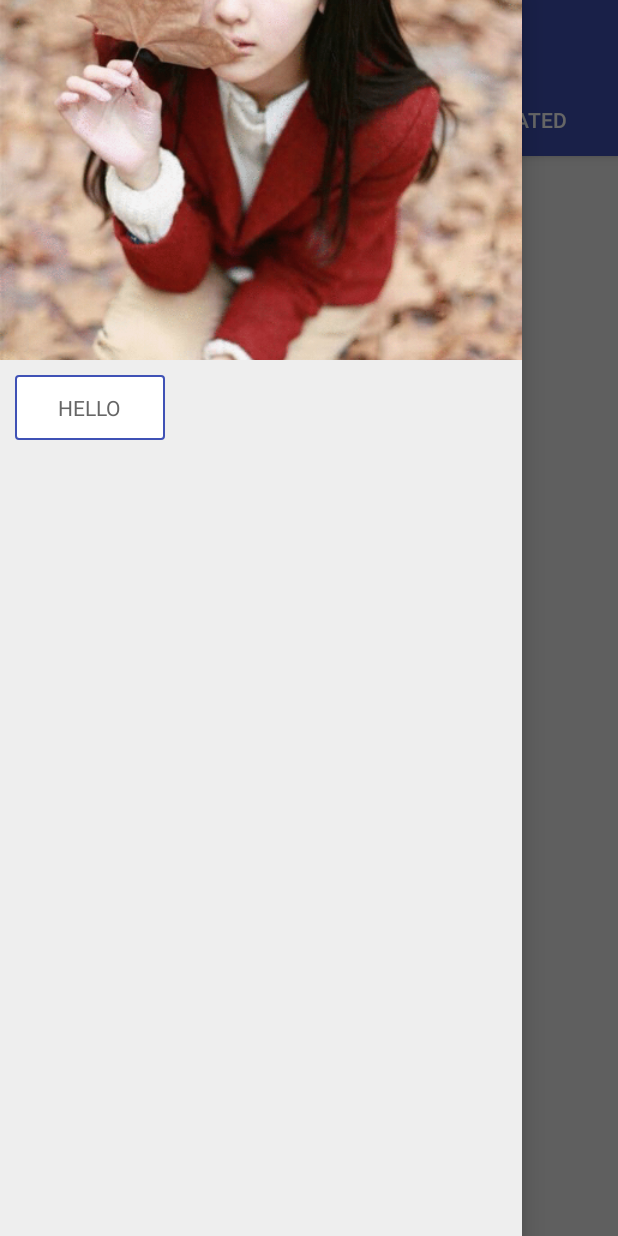
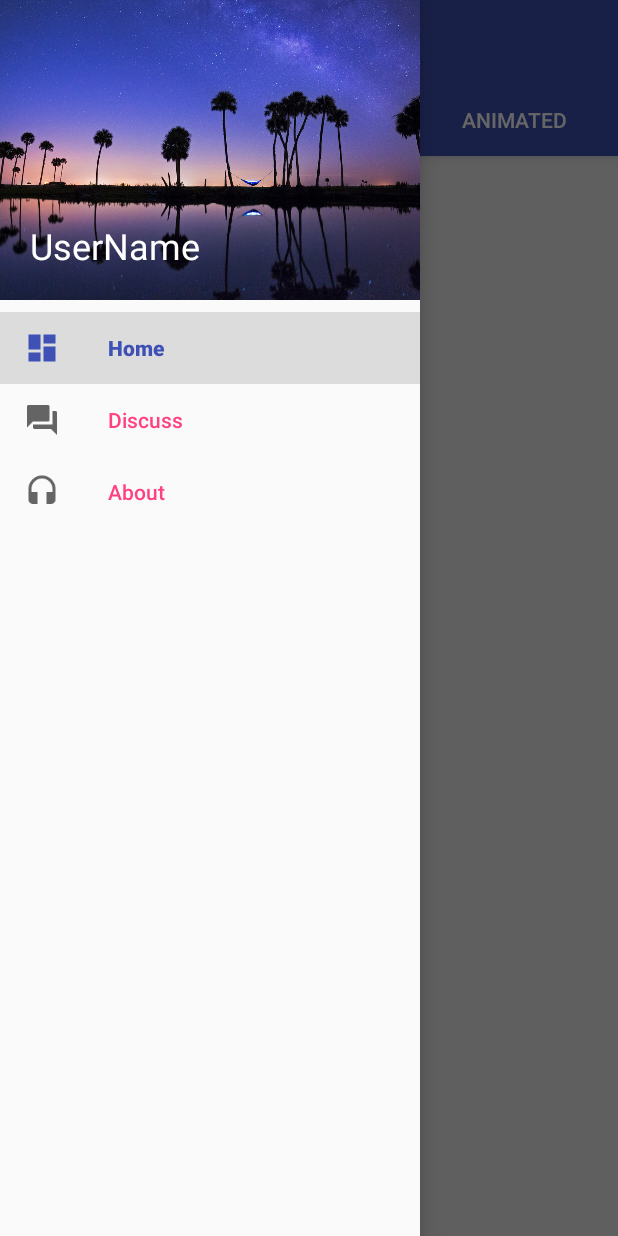
Before and after one commit to andy-yyyy/Dribbble, an Android app: the screen it shows after launch (MainActivity), with the side drawer open, on a phone screen of 412 x 824 dp. Run offline under Robolectric (Android 15) with nearby library versions, the phone set to English and light mode, and no system bars; pictures from the network do not load; 1 statement that could not run was skipped.

Commit message:
首页抽屉布局

```diff
--- a/app/src/main/java/com/andy/dribbble/MainActivity.java
+++ b/app/src/main/java/com/andy/dribbble/MainActivity.java
@@ -1,8 +1,9 @@
 package com.andy.dribbble;
 
-import android.content.Intent;
 import android.graphics.Color;
 import android.os.Bundle;
+import android.support.annotation.NonNull;
+import android.support.design.widget.NavigationView;
 import android.support.design.widget.TabLayout;
 import android.support.v4.view.GravityCompat;
 import android.support.v4.view.ViewPager;
@@ -12,15 +13,9 @@ import android.support.v7.widget.Toolbar;
 import android.view.Menu;
 import android.view.MenuItem;
 import android.view.View;
-import android.widget.Button;
-import android.widget.ImageView;
-import android.widget.LinearLayout;
-import android.widget.RelativeLayout;
 
 import com.andy.dribbble.api.ApiUtil;
 import com.andy.dribbble.common_utils.ToastUtil;
-import com.andy.dribbble.view.LoadingButton;
-import com.andy.dribbble.view.TabView;
 
 import java.util.ArrayList;
 import java.util.List;
@@ -28,17 +23,8 @@ import java.util.List;
 public class MainActivity extends BaseActivity {
 
     private DrawerLayout mDrawerLayout;
-    private RelativeLayout mFrameContent;
-    private LinearLayout mFrameDrawer;
-    private ViewPager mViewPager;
-//    private TabView mTab;
-    private Button mLoginBtn;
-    private Toolbar mToolBar;
-    private ImageView mImageView;
 
-    private ShotsListFrag mShotsListFrag;
     private List<ShotsListFrag> mFrags;
-    private boolean mChecked;
 
     @Override
     protected void onCreate(Bundle savedInstanceState) {
@@ -48,8 +34,8 @@ public class MainActivity extends BaseActivity {
         ToastUtil.setContext(this);
         initData();
         initTitleBar();
+        initDrawView();
         initView();
-        initDrawView();
     }
 
     @Override
@@ -74,7 +60,6 @@ public class MainActivity extends BaseActivity {
     }
 
     private void initData() {
-        mShotsListFrag = new ShotsListFrag();
         mFrags = new ArrayList<>();
         ShotsListFrag a = ShotsListFrag.newInstance("Popular");
         ShotsListFrag b = ShotsListFrag.newInstance("Recent");
@@ -85,9 +70,9 @@ public class MainActivity extends BaseActivity {
     }
 
     private void initTitleBar() {
-        this.mToolBar = (Toolbar) findViewById(R.id.tool_bar);
-        mToolBar.setTitleTextColor(getResources().getColor(R.color.white));
-        setSupportActionBar(mToolBar);
+        Toolbar toolbar = (Toolbar) findViewById(R.id.tool_bar);
+        toolbar.setTitleTextColor(getResources().getColor(R.color.white));
+        setSupportActionBar(toolbar);
         ActionBar ab = getSupportActionBar();
         if (ab != null) {
             ab.setHomeAsUpIndicator(R.mipmap.ic_menu);
@@ -97,7 +82,7 @@ public class MainActivity extends BaseActivity {
 
     private void initView() {
         this.mDrawerLayout = (DrawerLayout) findViewById(R.id.drawer_layout);
-        this.mViewPager = (ViewPager) findViewById(R.id.view_pager);
+        ViewPager viewPager = (ViewPager) findViewById(R.id.view_pager);
 
         List<String> tabNames = new ArrayList<>();
         tabNames.add("Popular");
@@ -105,24 +90,28 @@ public class MainActivity extends BaseActivity {
         tabNames.add("Animated");
         TabLayout tab = (TabLayout) findViewById(R.id.tabs);
         tab.setTabTextColors(Color.WHITE, getResources().getColor(R.color.colorAccent));
-        tab.setupWithViewPager(mViewPager);
-        mViewPager.setAdapter(new ShotsPagerAdapter(getSupportFragmentManager(), mFrags, tabNames));
+        tab.setupWithViewPager(viewPager);
+        viewPager.setAdapter(new ShotsPagerAdapter(getSupportFragmentManager(), mFrags, tabNames));
     }
 
     private void initDrawView() {
-        this.mLoginBtn = (Button) findViewById(R.id.tv);
-        this.mImageView = (ImageView) findViewById(R.id.iv);
-        mLoginBtn.setOnClickListener(new View.OnClickListener() {
+        final NavigationView nav = (NavigationView) findViewById(R.id.nav_view);
+        nav.getMenu().getItem(0).setChecked(true);
+        nav.setNavigationItemSelectedListener(new NavigationView.OnNavigationItemSelectedListener() {
             @Override
-            public void onClick(View v) {
-                mDrawerLayout.closeDrawer(GravityCompat.START);
-                startActivity(new Intent(MainActivity.this, LoginAct.class));
+            public boolean onNavigationItemSelected(@NonNull MenuItem item) {
+                item.setChecked(!item.isChecked());
+                mDrawerLayout.closeDrawers();
+                return true;
             }
         });
-        mImageView.setOnClickListener(new View.OnClickListener() {
+
+        View header = nav.getHeaderView(0);
+        if (header != null) {
+            header.setOnClickListener(new View.OnClickListener() {
                 @Override
-            public void onClick(View v) {
-                mDrawerLayout.closeDrawer(GravityCompat.START);
+                public void onClick(View view) {
+                    mDrawerLayout.closeDrawers();
                     if (ApiUtil.hasToken()) {
                         startActivity(UserInfoAct.getIntent(MainActivity.this, true));
                     } else {
@@ -130,27 +119,6 @@ public class MainActivity extends BaseActivity {
                     }
                 }
             });
-
-        final LoadingButton btn = (LoadingButton) findViewById(R.id.loading_btn);
-        btn.setClickable(true);
-        btn.setOnClickListener(new View.OnClickListener() {
-            @Override
-            public void onClick(View v) {
-                btn.showLoading(true);
-                btn.postDelayed(new Runnable() {
-                    @Override
-                    public void run() {
-                        btn.showLoading(false);
-                        if (mChecked) {
-                            mChecked = false;
-                            btn.toggle(false, "关注");
-                        } else {
-                            mChecked = true;
-                            btn.toggle(true, "已关注");
         }
     }
-                }, 2000);
 }
-        });
-    }
-}
--- a/app/src/main/res/layout/act_main.xml
+++ b/app/src/main/res/layout/act_main.xml
@@ -3,35 +3,17 @@
     xmlns:tools="http://schemas.android.com/tools"
     android:layout_width="match_parent"
     android:layout_height="match_parent"
+    xmlns:app="http://schemas.android.com/apk/res-auto"
     android:id="@+id/drawer_layout"
     tools:context="com.andy.dribbble.MainActivity">
 
     <include layout="@layout/included_act_main_content"/>
 
-    <LinearLayout
-        android:id="@+id/frame_drawer"
-        android:orientation="vertical"
-        android:background="@color/bg_default"
+    <android.support.design.widget.NavigationView
+        android:id="@+id/nav_view"
+        app:menu="@menu/action_drawer"
+        app:headerLayout="@layout/drawer_header"
         android:layout_gravity="start"
-        android:layout_width="match_parent"
-        android:layout_height="match_parent">
-        <ImageView
-            android:id="@+id/iv"
-            android:src="@mipmap/mm"
-            android:scaleType="centerCrop"
-            android:layout_width="match_parent"
-            android:layout_height="240dp" />
-        <Button
-            android:id="@+id/tv"
-            android:text="Login in"
-            android:visibility="gone"
-            android:layout_width="match_parent"
-            android:layout_height="wrap_content" />
-        <com.andy.dribbble.view.LoadingButton
-            android:id="@+id/loading_btn"
-            android:layout_margin="10dp"
-            android:padding="12dp"
-            android:layout_width="100dp"
-            android:layout_height="wrap_content"/>
-    </LinearLayout>
+        android:layout_width="wrap_content"
+        android:layout_height="match_parent"/>
 </android.support.v4.widget.DrawerLayout>
--- /dev/null
+++ b/app/src/main/res/layout/drawer_header.xml
@@ -0,0 +1,21 @@
+<?xml version="1.0" encoding="utf-8"?>
+<RelativeLayout xmlns:android="http://schemas.android.com/apk/res/android"
+    android:orientation="vertical"
+    android:id="@+id/drawer_header"
+    android:layout_width="match_parent"
+    android:layout_height="200dp">
+    <ImageView
+        android:src="@mipmap/bg_drawer"
+        android:scaleType="centerCrop"
+        android:layout_width="match_parent"
+        android:layout_height="300dp" />
+    <TextView
+        android:id="@+id/user_name"
+        android:text="UserName"
+        android:textSize="24sp"
+        android:layout_alignParentBottom="true"
+        android:textColor="@color/white"
+        android:padding="20dp"
+        android:layout_width="wrap_content"
+        android:layout_height="wrap_content" />
+</RelativeLayout>
--- /dev/null
+++ b/app/src/main/res/menu/action_drawer.xml
@@ -0,0 +1,8 @@
+<?xml version="1.0" encoding="utf-8"?>
+<menu xmlns:android="http://schemas.android.com/apk/res/android">
+    <group android:checkableBehavior="single">
+        <item android:id="@+id/home" android:title="Home" android:icon="@mipmap/ic_dashboard"/>
+        <item android:id="@+id/about" android:title="Discuss" android:icon="@mipmap/ic_forum"/>
+        <item android:id="@+id/about" android:title="About" android:icon="@mipmap/ic_headset"/>
+    </group>
+</menu>
```
Also changed, not shown: app/src/main/res/mipmap-xhdpi/bg_drawer.jpg (added), app/src/main/res/mipmap-xhdpi/ic_dashboard.png (added), app/src/main/res/mipmap-xhdpi/ic_discuss.png (added), app/src/main/res/mipmap-xhdpi/ic_done.png (added), app/src/main/res/mipmap-xhdpi/ic_event.png (added), app/src/main/res/mipmap-xhdpi/ic_forum.png (added), app/src/main/res/mipmap-xhdpi/ic_headset.png (added), app/src/main/res/mipmap-xhdpi/ic_menu.png. Lines whose indentation alone changed are shown as unchanged.
